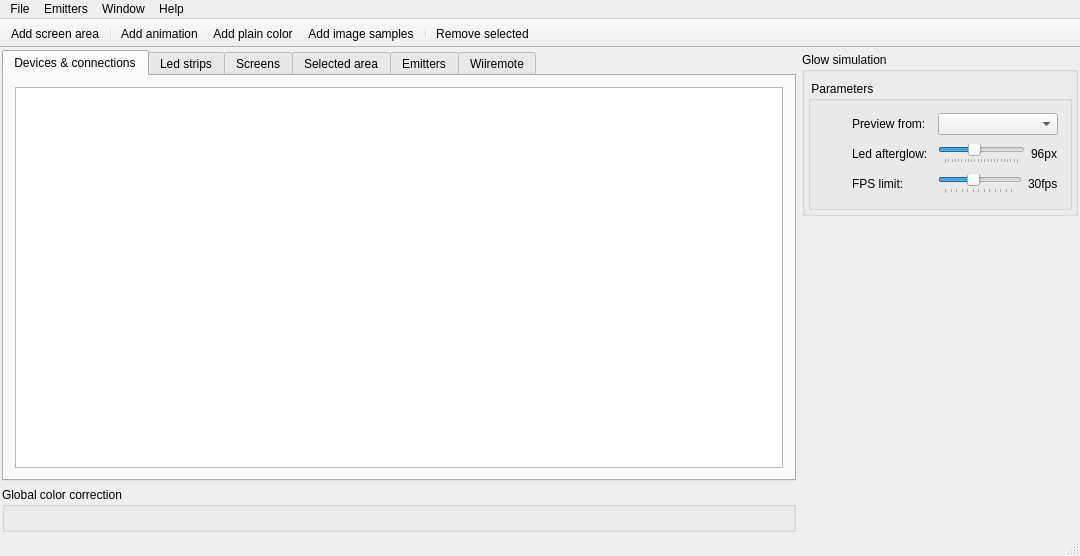
This is mainwindow.ui in dev-0x7C6/led-frame as Qt 5 draws it before an edit. The edited form follows.
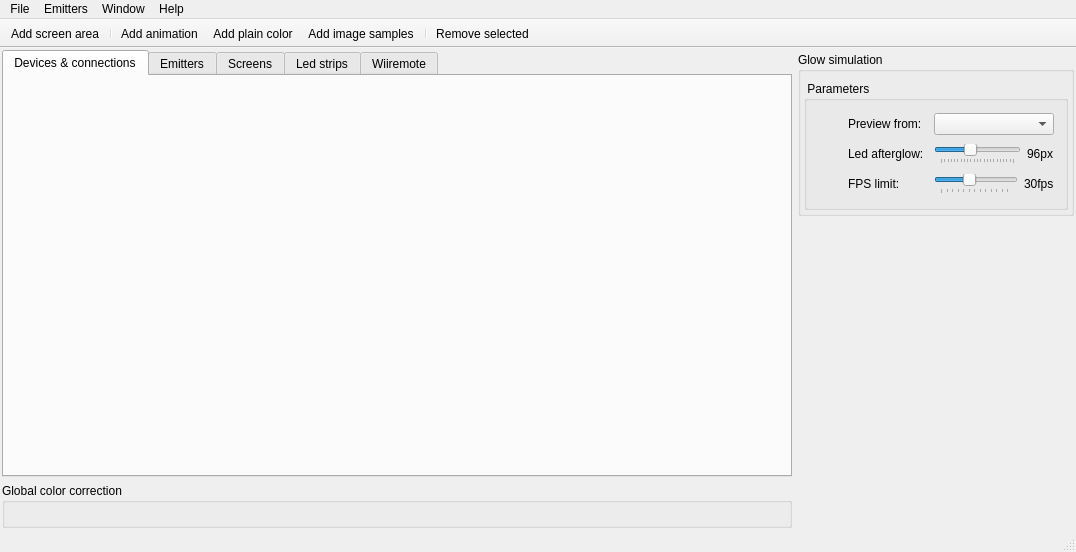
This is the edited form. The open tabs and pages were chosen to show the change. Icons and pictures are not drawn. Custom widgets are drawn as their Qt base class.

The edit to the form file:
```diff
--- a/mainwindow.ui
+++ b/mainwindow.ui
@@ -6,8 +6,8 @@
    <rect>
     <x>0</x>
     <y>0</y>
-    <width>1080</width>
-    <height>556</height>
+    <width>1076</width>
+    <height>552</height>
    </rect>
   </property>
   <property name="sizePolicy">
@@ -64,70 +64,14 @@
             <attribute name="title">
              <string>Devices &amp;&amp; connections</string>
             </attribute>
-            <layout class="QVBoxLayout" name="verticalLayout_6">
-             <item>
-              <widget class="QTreeWidget" name="devices">
-               <property name="sizePolicy">
-                <sizepolicy hsizetype="MinimumExpanding" vsizetype="MinimumExpanding">
-                 <horstretch>0</horstretch>
-                 <verstretch>0</verstretch>
-                </sizepolicy>
-               </property>
-               <property name="selectionMode">
-                <enum>QAbstractItemView::NoSelection</enum>
-               </property>
-               <property name="selectionBehavior">
-                <enum>QAbstractItemView::SelectColumns</enum>
-               </property>
-               <property name="iconSize">
-                <size>
-                 <width>22</width>
-                 <height>22</height>
-                </size>
-               </property>
-               <attribute name="headerVisible">
-                <bool>false</bool>
-               </attribute>
-               <attribute name="headerStretchLastSection">
-                <bool>true</bool>
-               </attribute>
-               <column>
-                <property name="text">
-                 <string>Device</string>
-                </property>
-               </column>
-               <column>
-                <property name="text">
-                 <string>Settings</string>
-                </property>
-               </column>
-              </widget>
-             </item>
-             <item>
-              <spacer name="verticalSpacer_3">
-               <property name="orientation">
-                <enum>Qt::Vertical</enum>
-               </property>
-               <property name="sizeType">
-                <enum>QSizePolicy::Maximum</enum>
-               </property>
-               <property name="sizeHint" stdset="0">
-                <size>
-                 <width>0</width>
-                 <height>0</height>
-                </size>
-               </property>
-              </spacer>
-             </item>
-            </layout>
-           </widget>
-           <widget class="ALCLedConfigurationWidget" name="tab_5">
+           </widget>
+           <widget class="ALCEmittersWidget" name="emitters">
             <attribute name="icon">
              <iconset resource="resources/resource.qrc">
               <normaloff>:/22x22/leds.png</normaloff>:/22x22/leds.png</iconset>
             </attribute>
             <attribute name="title">
-             <string>Led strips</string>
+             <string>Emitters</string>
             </attribute>
            </widget>
            <widget class="ALCScreensWidget" name="screens">
@@ -140,22 +84,13 @@
             </attribute>
             <layout class="QVBoxLayout" name="verticalLayout_14"/>
            </widget>
-           <widget class="ALCSelectionsWidget" name="selections">
+           <widget class="ALCLedConfigurationWidget" name="tab_5">
             <attribute name="icon">
              <iconset resource="resources/resource.qrc">
               <normaloff>:/22x22/selected-area.png</normaloff>:/22x22/selected-area.png</iconset>
             </attribute>
             <attribute name="title">
-             <string>Selected area</string>
-            </attribute>
-           </widget>
-           <widget class="ALCEmittersWidget" name="emitters">
-            <attribute name="icon">
-             <iconset resource="resources/resource.qrc">
-              <normaloff>:/22x22/skip.png</normaloff>:/22x22/skip.png</iconset>
-            </attribute>
-            <attribute name="title">
-             <string>Emitters</string>
+             <string>Led strips</string>
             </attribute>
            </widget>
            <widget class="QWidget" name="tab_2">
@@ -578,7 +513,7 @@
     <rect>
      <x>0</x>
      <y>0</y>
-     <width>1080</width>
+     <width>1076</width>
      <height>21</height>
     </rect>
    </property>
```
Left out of the diff: 14 changed lines with no effect on the pictures.
